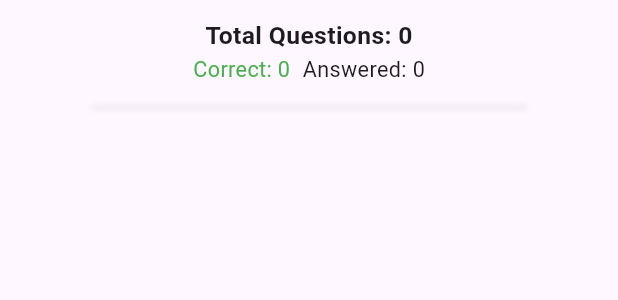
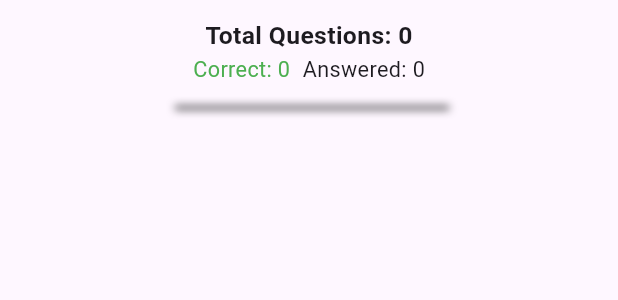
Before and after one commit to hmada2024/spider_words, a Flutter app: the NounsMatchingQuizContent widget shown alone on an empty page, opened directly with empty values, on a phone screen of 412 x 824 dp. Shown: the top 300 px of the screen. Run offline on Flutter 3.47's test engine with Material 3 defaults, Android fonts, the phone set to English and light mode, and no system bars; our stand-ins replace audioplayers, flutter_riverpod, sqflite, sqflite_common_ffi; accounts and stored records are empty.

Commit message:
تمام

```diff
--- a/lib/widgets/quiz_widgets/nouns_matching_quiz_content.dart
+++ b/lib/widgets/quiz_widgets/nouns_matching_quiz_content.dart
@@ -6,7 +6,7 @@
 import 'package:flutter_riverpod/flutter_riverpod.dart';
 import 'package:audioplayers/audioplayers.dart';
 import 'package:spider_words/main.dart';
-import 'package:spider_words/widgets/quiz_widgets/correct_wrong_message.dart'; // هذا السطر تم اضافته
+import 'package:spider_words/widgets/quiz_widgets/correct_wrong_message.dart';
 
 class NounsMatchingQuizContent extends ConsumerWidget {
   final Noun? currentNoun;
@@ -58,14 +58,15 @@
       }
     }
 
-    // تحديد النسب المئوية والأحجام بناءً على أبعاد الشاشة
     final double topInfoPadding = screenHeight * 0.015;
     final double optionSpacing = screenWidth * 0.02;
     final double correctTextSize = screenWidth * 0.05;
     final double borderRadius = screenWidth * 0.02;
-    final double imageWidth = screenWidth * 0.7;
+    final double imageWidth = screenWidth * 0.7; // القيمة الأصلية
     final double buttonFontSize = screenWidth * 0.038;
     final double buttonPaddingVertical = screenHeight * 0.015;
+    final double imageShadowBlurRadius = screenWidth * 0.01;
+    final double imageShadowOffset = screenWidth * 0.005;
 
     return Padding(
       padding: EdgeInsets.all(screenWidth * 0.03),
@@ -107,22 +108,19 @@
                   ? null
                   : () => playAudio(currentNoun?.audio),
               child: Container(
-                width: imageWidth,
+                width: screenWidth * 0.44,
                 decoration: BoxDecoration(
                   borderRadius: BorderRadius.circular(borderRadius),
-                  color: Colors.grey.shade200,
                   boxShadow: [
                     BoxShadow(
-                        color: Colors.grey.withValues(alpha: 0.3),
+                      color: Colors.black.withValues(alpha: 1),
                       spreadRadius: 1,
-                        blurRadius: 3,
-                        offset: const Offset(0, 2)),
+                      blurRadius: imageShadowBlurRadius,
+                      offset: Offset(imageShadowOffset, imageShadowOffset),
+                    ),
                   ],
                 ),
-                child: Stack(
-                  alignment: Alignment.topRight,
-                  children: [
-                    ClipRRect(
+                child: ClipRRect(
                   borderRadius: BorderRadius.circular(borderRadius),
                   child: currentNoun?.image != null
                       ? Image.memory(
@@ -130,19 +128,6 @@
                           fit: BoxFit.contain,
                         )
                       : const Icon(Icons.image_not_supported, size: 50),
-                    ),
-                    Positioned(
-                      top: 0,
-                      right: 0,
-                      child: IconButton(
-                        icon:
-                            Icon(Icons.volume_up, color: Colors.blue.shade700),
-                        onPressed: isInteractionDisabled
-                            ? null
-                            : () => playAudio(currentNoun?.audio),
-                      ),
-                    ),
-                  ],
                 ),
               ),
             ),
@@ -171,7 +156,7 @@
                     borderRadius: BorderRadius.circular(10),
                     boxShadow: [
                       BoxShadow(
-                          color: Colors.grey.withValues(alpha: 0.3),
+                          color: Colors.grey.withValues(alpha: 1),
                           spreadRadius: 1,
                           blurRadius: 3,
                           offset: const Offset(0, 2)),
@@ -203,7 +188,7 @@
               }).toList(),
             ),
           ),
-          if (isCorrect || isWrong) // تم التعديل هنا
+          if (isCorrect || isWrong)
             CorrectWrongMessage(
               isCorrect: isCorrect,
               correctTextSize: correctTextSize,
```
Lines whose indentation alone changed are shown as unchanged.
